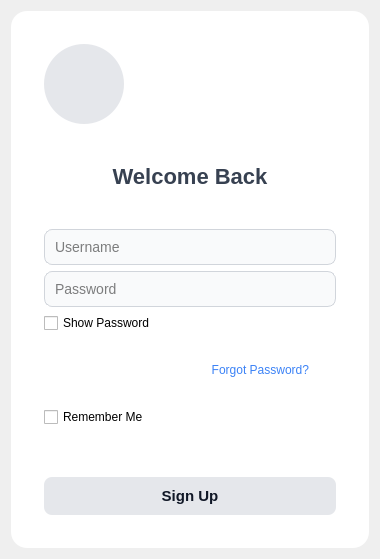
The window that Client/loginform.ui (lgy987/IntelliMed) describes before a commit, drawn with Qt 5.
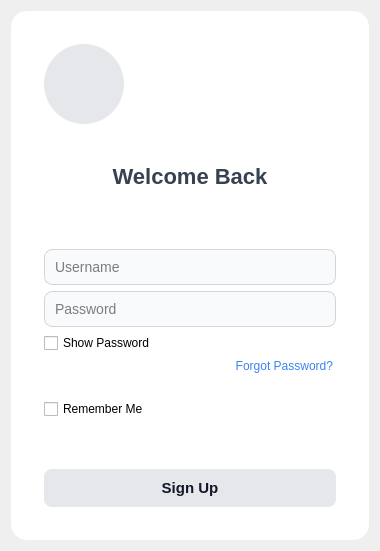
The same window after the commit.

Diff of the .ui file:
```diff
--- a/Client/loginform.ui
+++ b/Client/loginform.ui
@@ -129,6 +129,26 @@
        </widget>
       </item>
 
+      <item>
+       <widget class="QLabel" name="warningLabel">
+        <property name="text">
+         <string></string>
+        </property>
+        <property name="alignment">
+         <set>Qt::AlignLeft | Qt::AlignVCenter</set>
+        </property>
+        <property name="styleSheet">
+         <string notr="true">
+            color: red;
+            font-size: 12px;
+            margin: 0px;
+            padding: 0px;
+         </string>
+        </property>
+       </widget>
+      </item>
+
+
       <!-- Username -->
       <item>
        <widget class="QLineEdit" name="usernameEdit">
@@ -168,6 +188,15 @@
         <property name="alignment">
          <set>Qt::AlignRight</set>
         </property>
+        <property name="styleSheet">
+           <string notr="true">
+            margin: 0px;
+            margin-bottom: 20px;
+            padding: 0px;
+            color: #3b82f6;
+            font-size: 12px;
+           </string>
+          </property>
        </widget>
       </item>
 
```
